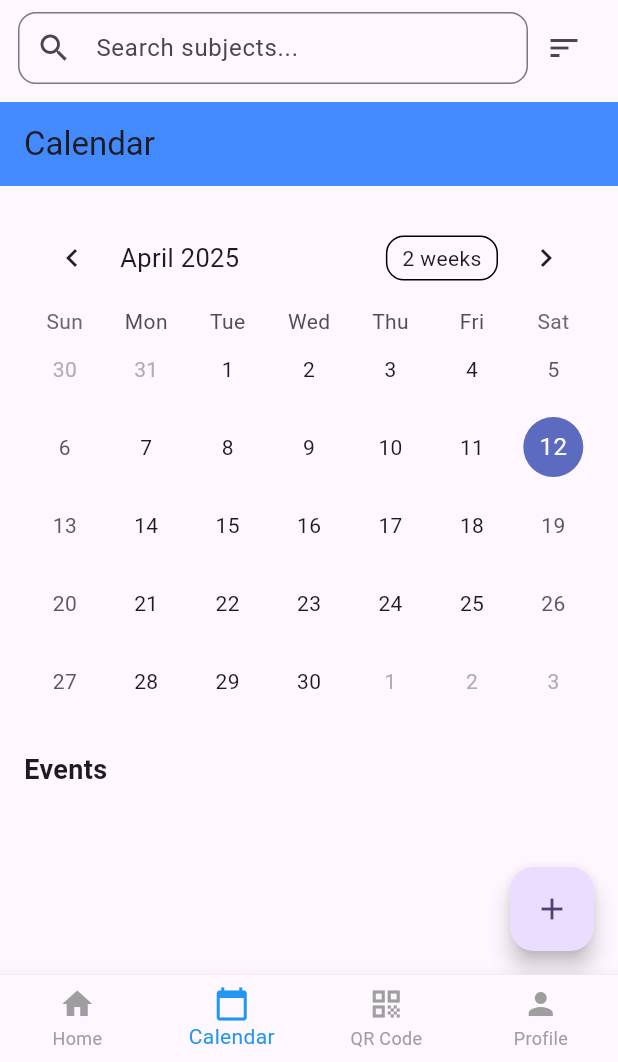
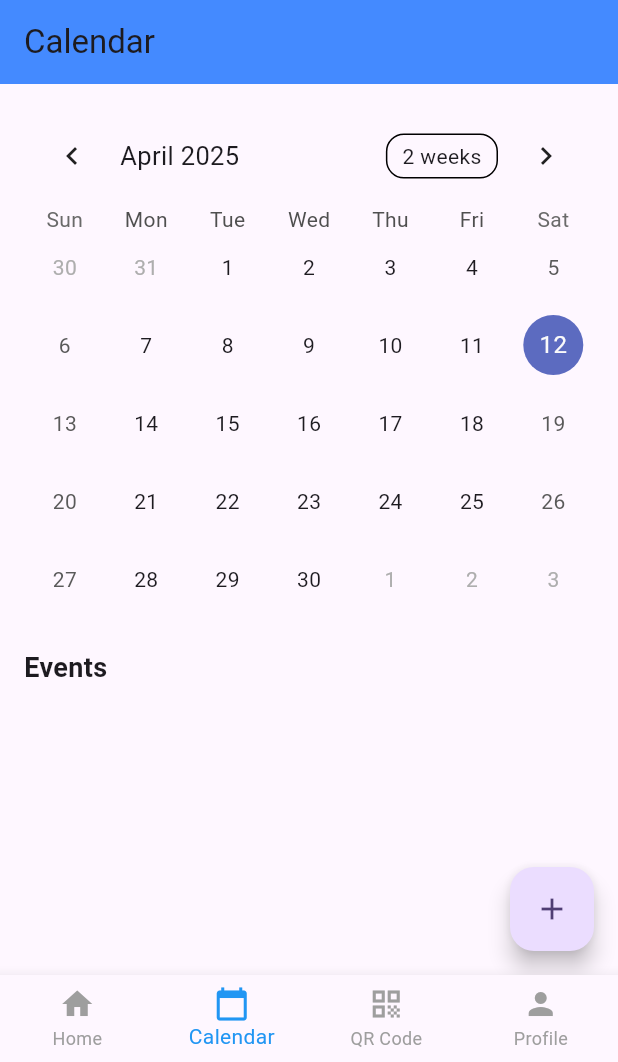
Before and after one commit to YummyFrog/Capstone-II-Appademics, a Flutter app: the HomeScreen screen opened directly, item 2 of the bottom bar chosen, on a phone screen of 412 x 824 dp, the part 174-1236 px from its top. Run offline on Flutter 3.47's test engine with Material 3 defaults, Android fonts, the phone set to English and light mode, and no system bars; drawn by our look-alikes of table_calendar; our stand-ins replace permission_handler, sqflite, sqflite_common_ffi; missing offline and left inert: qr_code_scanner; accounts and stored records are empty.

Commit message:
Update home_screen.dart

```diff
--- a/lib/home_screen.dart
+++ b/lib/home_screen.dart
@@ -5,7 +5,7 @@ import 'qr_code_screen.dart';
 import 'profile_screen.dart';
 import 'task_manager_screen.dart';
 import 'settings_screen.dart';
-import 'help_support_screen.dart'; // Import the Help & Support screen
+import 'help_support_screen.dart';
 
 class HomeScreen extends StatefulWidget {
   const HomeScreen({super.key});
@@ -52,28 +52,24 @@ class _HomeScreenState extends State<HomeScreen> {
           SimpleDialogOption(
             onPressed: () {
               Navigator.pop(context);
-              // Implement sort A-Z logic
             },
             child: const Text("Alphabet (A-Z)"),
           ),
           SimpleDialogOption(
             onPressed: () {
               Navigator.pop(context);
-              // Implement sort Z-A logic
             },
             child: const Text("Alphabet (Z-A)"),
           ),
           SimpleDialogOption(
             onPressed: () {
               Navigator.pop(context);
-              // Implement newest first logic
             },
             child: const Text("Newest First"),
           ),
           SimpleDialogOption(
             onPressed: () {
               Navigator.pop(context);
-              // Implement oldest first logic
             },
             child: const Text("Oldest First"),
           ),
@@ -84,6 +80,8 @@ class _HomeScreenState extends State<HomeScreen> {
 
   @override
   Widget build(BuildContext context) {
+    final bool isHomePage = _selectedIndex == 0;
+
     return Scaffold(
       appBar: AppBar(
         title: const Text('Home'),
@@ -109,6 +107,7 @@ class _HomeScreenState extends State<HomeScreen> {
                   ),
                 ),
               ),
+              if (isHomePage)
                 Padding(
                   padding: const EdgeInsets.symmetric(horizontal: 12, vertical: 8),
                   child: Row(
@@ -157,7 +156,7 @@ class _HomeScreenState extends State<HomeScreen> {
               }
             },
             child: Padding(
-              padding: const EdgeInsets.only(top: 128.0), // Adjusted for Appademics + Search Bar
+              padding: EdgeInsets.only(top: isHomePage ? 128.0 : 60.0),
               child: _screens[_selectedIndex],
             ),
           ),
```
Lines whose indentation alone changed are shown as unchanged.
